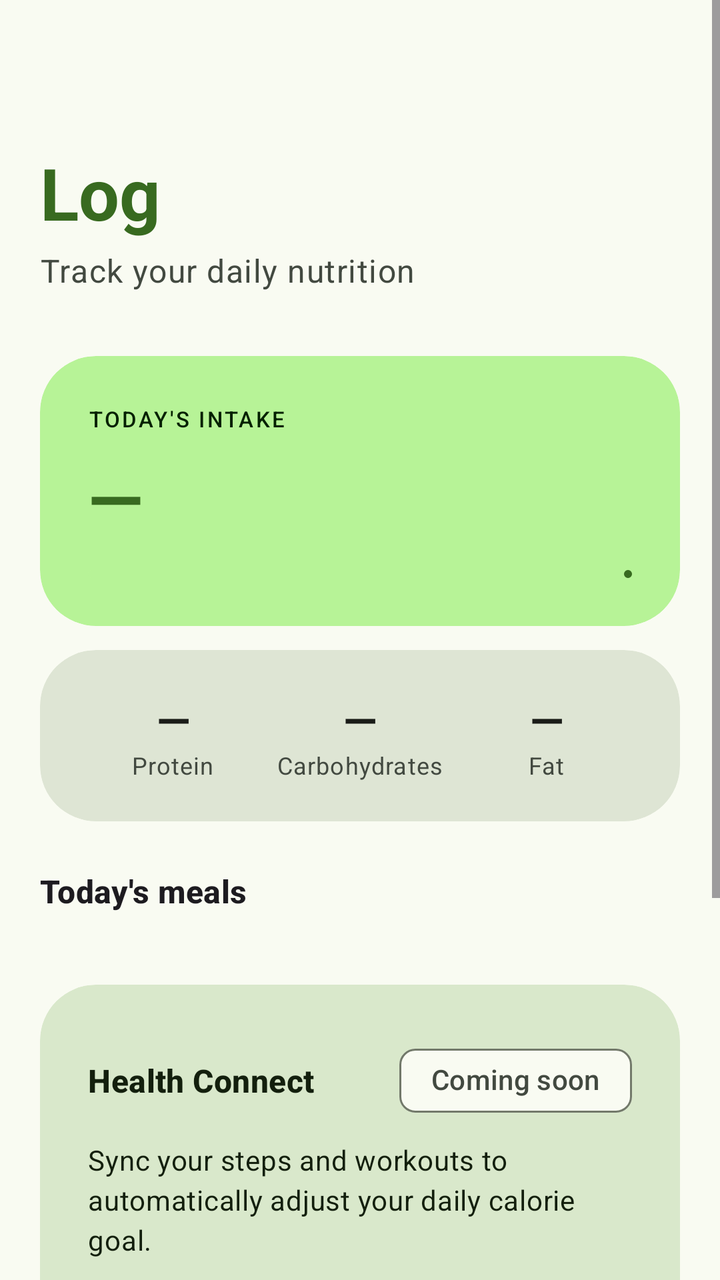
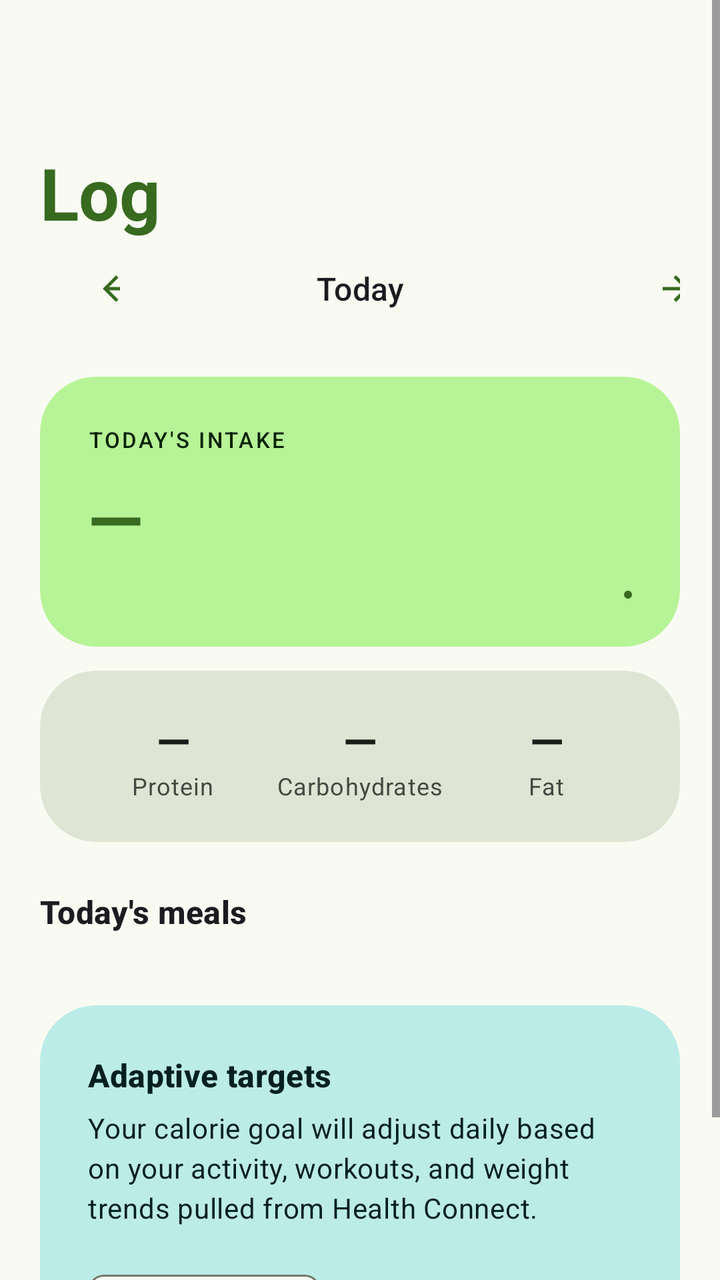

Two renders of the same Android screen: before a commit and after it. Below are the layout's source before the change and the commit's diff.
<!-- AndroidManifest.xml: application theme Theme.ScaScan -->
<!-- res/layout/fragment_log.xml -->
<?xml version="1.0" encoding="utf-8"?>
<ScrollView
    xmlns:android="http://schemas.android.com/apk/res/android"
    xmlns:app="http://schemas.android.com/apk/res-auto"
    android:id="@+id/root"
    android:layout_width="match_parent"
    android:layout_height="match_parent"
    android:fillViewport="true"
    android:background="?android:colorBackground">

    <LinearLayout
        android:layout_width="match_parent"
        android:layout_height="wrap_content"
        android:orientation="vertical"
        android:paddingHorizontal="20dp"
        android:paddingTop="72dp"
        android:paddingBottom="32dp">

        <TextView
            android:layout_width="wrap_content"
            android:layout_height="wrap_content"
            android:text="@string/nav_log"
            style="@style/TextAppearance.Material3.DisplaySmall"
            android:textStyle="bold"
            android:textColor="?attr/colorPrimary"
            android:layout_marginBottom="4dp" />

        <TextView
            android:layout_width="wrap_content"
            android:layout_height="wrap_content"
            android:text="@string/log_subtitle"
            style="@style/TextAppearance.Material3.BodyLarge"
            android:textColor="?attr/colorOnSurfaceVariant"
            android:layout_marginBottom="32dp" />

        
        <com.google.android.material.card.MaterialCardView
            android:layout_width="match_parent"
            android:layout_height="wrap_content"
            android:layout_marginBottom="12dp"
            app:cardBackgroundColor="?attr/colorPrimaryContainer"
            app:cardCornerRadius="28dp"
            app:cardElevation="0dp"
            app:strokeWidth="0dp">

            <LinearLayout
                android:layout_width="match_parent"
                android:layout_height="wrap_content"
                android:orientation="vertical"
                android:padding="24dp">

                <TextView
                    android:layout_width="wrap_content"
                    android:layout_height="wrap_content"
                    android:text="@string/log_today_intake"
                    style="@style/TextAppearance.Material3.LabelSmall"
                    android:textAllCaps="true"
                    android:letterSpacing="0.1"
                    android:textColor="?attr/colorOnPrimaryContainer"
                    android:layout_marginBottom="8dp" />

                <TextView
                    android:id="@+id/tvCalorieSummary"
                    android:layout_width="wrap_content"
                    android:layout_height="wrap_content"
                    android:text="@string/log_no_data"
                    style="@style/TextAppearance.Material3.DisplaySmall"
                    android:textStyle="bold"
                    android:textColor="?attr/colorPrimary"
                    android:layout_marginBottom="12dp" />

                <com.google.android.material.progressindicator.LinearProgressIndicator
                    android:id="@+id/progressCalories"
                    android:layout_width="match_parent"
                    android:layout_height="wrap_content"
                    android:progress="0"
                    android:max="100"
                    app:trackCornerRadius="4dp"
                    app:indicatorColor="?attr/colorPrimary"
                    app:trackColor="?attr/colorPrimaryContainer" />
            </LinearLayout>
        </com.google.android.material.card.MaterialCardView>

        
        <com.google.android.material.card.MaterialCardView
            android:layout_width="match_parent"
            android:layout_height="wrap_content"
            android:layout_marginBottom="24dp"
            app:cardBackgroundColor="?attr/colorSurfaceVariant"
            app:cardCornerRadius="28dp"
            app:cardElevation="0dp"
            app:strokeWidth="0dp">

            <LinearLayout
                android:layout_width="match_parent"
                android:layout_height="wrap_content"
                android:orientation="horizontal"
                android:padding="20dp">

                <LinearLayout
                    android:layout_width="0dp"
                    android:layout_height="wrap_content"
                    android:layout_weight="1"
                    android:orientation="vertical"
                    android:gravity="center_horizontal">

                    <TextView
                        android:id="@+id/tvLogProtein"
                        android:layout_width="wrap_content"
                        android:layout_height="wrap_content"
                        android:text="—"
                        style="@style/TextAppearance.Material3.TitleLarge"
                        android:textStyle="bold"
                        android:textColor="?attr/colorOnSurface" />

                    <TextView
                        android:layout_width="wrap_content"
                        android:layout_height="wrap_content"
                        android:text="@string/nutrient_protein"
                        style="@style/TextAppearance.Material3.BodySmall"
                        android:textColor="?attr/colorOnSurfaceVariant" />
                </LinearLayout>

                <LinearLayout
                    android:layout_width="0dp"
                    android:layout_height="wrap_content"
                    android:layout_weight="1"
                    android:orientation="vertical"
                    android:gravity="center_horizontal">

                    <TextView
                        android:id="@+id/tvLogCarbs"
                        android:layout_width="wrap_content"
                        android:layout_height="wrap_content"
                        android:text="—"
                        style="@style/TextAppearance.Material3.TitleLarge"
                        android:textStyle="bold"
                        android:textColor="?attr/colorOnSurface" />

                    <TextView
                        android:layout_width="wrap_content"
                        android:layout_height="wrap_content"
                        android:text="@string/nutrient_carbs"
                        style="@style/TextAppearance.Material3.BodySmall"
                        android:textColor="?attr/colorOnSurfaceVariant" />
                </LinearLayout>

                <LinearLayout
                    android:layout_width="0dp"
                    android:layout_height="wrap_content"
                    android:layout_weight="1"
                    android:orientation="vertical"
                    android:gravity="center_horizontal">

                    <TextView
                        android:id="@+id/tvLogFat"
                        android:layout_width="wrap_content"
                        android:layout_height="wrap_content"
                        android:text="—"
                        style="@style/TextAppearance.Material3.TitleLarge"
                        android:textStyle="bold"
                        android:textColor="?attr/colorOnSurface" />

                    <TextView
                        android:layout_width="wrap_content"
                        android:layout_height="wrap_content"
                        android:text="@string/nutrient_fat"
                        style="@style/TextAppearance.Material3.BodySmall"
                        android:textColor="?attr/colorOnSurfaceVariant" />
                </LinearLayout>
            </LinearLayout>
        </com.google.android.material.card.MaterialCardView>

        
        <TextView
            android:layout_width="wrap_content"
            android:layout_height="wrap_content"
            android:text="@string/log_entries_today"
            style="@style/TextAppearance.Material3.TitleMedium"
            android:textStyle="bold"
            android:textColor="?attr/colorOnBackground"
            android:layout_marginBottom="12dp" />

        
        <TextView
            android:id="@+id/tvEmptyLog"
            android:layout_width="match_parent"
            android:layout_height="wrap_content"
            android:text="@string/log_empty"
            style="@style/TextAppearance.Material3.BodyMedium"
            android:textColor="?attr/colorOnSurfaceVariant"
            android:layout_marginBottom="24dp"
            android:visibility="gone" />

        
        <LinearLayout
            android:id="@+id/entriesContainer"
            android:layout_width="match_parent"
            android:layout_height="wrap_content"
            android:orientation="vertical"
            android:layout_marginBottom="24dp" />

        
        <com.google.android.material.card.MaterialCardView
            android:layout_width="match_parent"
            android:layout_height="wrap_content"
            android:layout_marginBottom="12dp"
            app:cardBackgroundColor="?attr/colorSecondaryContainer"
            app:cardCornerRadius="28dp"
            app:cardElevation="0dp"
            app:strokeWidth="0dp">

            <LinearLayout
                android:layout_width="match_parent"
                android:layout_height="wrap_content"
                android:orientation="vertical"
                android:padding="24dp">

                
                <LinearLayout
                    android:layout_width="match_parent"
                    android:layout_height="wrap_content"
                    android:orientation="horizontal"
                    android:gravity="center_vertical"
                    android:layout_marginBottom="6dp">

                    <TextView
                        android:layout_width="0dp"
                        android:layout_height="wrap_content"
                        android:layout_weight="1"
                        android:text="@string/log_connect_title"
                        style="@style/TextAppearance.Material3.TitleMedium"
                        android:textStyle="bold"
                        android:textColor="?attr/colorOnSecondaryContainer" />

                    <com.google.android.material.chip.Chip
                        android:id="@+id/chipHcStatus"
                        android:layout_width="wrap_content"
                        android:layout_height="wrap_content"
                        android:text="@string/coming_soon"
                        android:clickable="false"
                        style="@style/Widget.Material3.Chip.Suggestion" />
                </LinearLayout>

                <TextView
                    android:layout_width="match_parent"
                    android:layout_height="wrap_content"
                    android:text="@string/log_connect_body"
                    style="@style/TextAppearance.Material3.BodyMedium"
                    android:textColor="?attr/colorOnSecondaryContainer"
                    android:layout_marginBottom="16dp" />

                
                <com.google.android.material.button.MaterialButton
                    android:id="@+id/btnConnectHealth"
                    android:layout_width="match_parent"
                    android:layout_height="52dp"
                    android:text="@string/hc_connect"
                    style="@style/Widget.Material3.Button.OutlinedButton"
                    android:visibility="gone" />

                
                <LinearLayout
                    android:id="@+id/hcDataRow"
                    android:layout_width="match_parent"
                    android:layout_height="wrap_content"
                    android:orientation="horizontal"
                    android:visibility="gone">

                    <LinearLayout
                        android:layout_width="0dp"
                        android:layout_height="wrap_content"
                        android:layout_weight="1"
                        android:orientation="vertical">

                        <TextView
                            android:id="@+id/tvHcSteps"
                            android:layout_width="wrap_content"
                            android:layout_height="wrap_content"
                            style="@style/TextAppearance.Material3.TitleMedium"
                            android:textStyle="bold"
                            android:textColor="?attr/colorOnSecondaryContainer" />

                        <TextView
                            android:layout_width="wrap_content"
                            android:layout_height="wrap_content"
                            android:text="@string/hc_label_steps"
                            style="@style/TextAppearance.Material3.BodySmall"
                            android:textColor="?attr/colorOnSecondaryContainer" />
                    </LinearLayout>

                    <LinearLayout
                        android:layout_width="0dp"
                        android:layout_height="wrap_content"
                        android:layout_weight="1"
                        android:orientation="vertical">

                        <TextView
                            android:id="@+id/tvHcCalories"
                            android:layout_width="wrap_content"
                            android:layout_height="wrap_content"
                            style="@style/TextAppearance.Material3.TitleMedium"
                            android:textStyle="bold"
                            android:textColor="?attr/colorOnSecondaryContainer" />

                        <TextView
                            android:layout_width="wrap_content"
                            android:layout_height="wrap_content"
                            android:text="@string/hc_label_active"
                            style="@style/TextAppearance.Material3.BodySmall"
                            android:textColor="?attr/colorOnSecondaryContainer" />
                    </LinearLayout>
                </LinearLayout>
            </LinearLayout>
        </com.google.android.material.card.MaterialCardView>

        
        <com.google.android.material.card.MaterialCardView
            android:layout_width="match_parent"
            android:layout_height="wrap_content"
            app:cardBackgroundColor="?attr/colorTertiaryContainer"
            app:cardCornerRadius="28dp"
            app:cardElevation="0dp"
            app:strokeWidth="0dp">

            <LinearLayout
                android:layout_width="match_parent"
                android:layout_height="wrap_content"
                android:orientation="vertical"
                android:padding="24dp">

                <TextView
                    android:layout_width="wrap_content"
                    android:layout_height="wrap_content"
                    android:text="@string/log_adaptive_title"
                    style="@style/TextAppearance.Material3.TitleMedium"
                    android:textStyle="bold"
                    android:textColor="?attr/colorOnTertiaryContainer"
                    android:layout_marginBottom="6dp" />

                <TextView
                    android:layout_width="wrap_content"
                    android:layout_height="wrap_content"
                    android:text="@string/log_adaptive_body"
                    style="@style/TextAppearance.Material3.BodyMedium"
                    android:textColor="?attr/colorOnTertiaryContainer"
                    android:layout_marginBottom="16dp" />

                <com.google.android.material.chip.Chip
                    android:layout_width="wrap_content"
                    android:layout_height="wrap_content"
                    android:text="@string/coming_soon"
                    android:clickable="false"
                    style="@style/Widget.Material3.Chip.Suggestion" />
            </LinearLayout>
        </com.google.android.material.card.MaterialCardView>

    </LinearLayout>
</ScrollView>
<!-- resources referenced by this layout -->
<resources>
  <string name="coming_soon">Coming soon</string>
  <string name="hc_connect">Connect Health Connect</string>
  <string name="hc_label_active">Burned today</string>
  <string name="hc_label_steps">Steps today</string>
  <string name="log_adaptive_body">Your calorie goal will adjust daily based on your activity, workouts, and weight trends pulled from Health Connect.</string>
  <string name="log_adaptive_title">Adaptive targets</string>
  <string name="log_connect_body">Sync your steps and workouts to automatically adjust your daily calorie goal.</string>
  <string name="log_connect_title">Health Connect</string>
  <string name="log_empty">No entries yet — scan or search a food to get started.</string>
  <string name="log_entries_today">Today\'s meals</string>
  <string name="log_no_data">—</string>
  <string name="log_subtitle">Track your daily nutrition</string>
  <string name="log_today_intake">Today\'s intake</string>
  <string name="nav_log">Log</string>
  <string name="nutrient_carbs">Carbohydrates</string>
  <string name="nutrient_fat">Fat</string>
  <string name="nutrient_protein">Protein</string>
  <color name="colorPrimary">#386A20</color>
  <color name="colorOnPrimary">#FFFFFF</color>
  <color name="colorPrimaryContainer">#B7F397</color>
  <color name="colorOnPrimaryContainer">#042100</color>
  <color name="colorSecondary">#55624C</color>
  <color name="colorOnSecondary">#FFFFFF</color>
  <color name="colorSecondaryContainer">#D9E8CB</color>
  <color name="colorOnSecondaryContainer">#131F0D</color>
  <color name="colorTertiary">#386663</color>
  <color name="colorOnTertiary">#FFFFFF</color>
  <color name="colorTertiaryContainer">#BCECE8</color>
  <color name="colorOnTertiaryContainer">#00201F</color>
  <color name="colorError">#BA1A1A</color>
  <color name="colorOnError">#FFFFFF</color>
  <color name="colorBackground">#F9FBF2</color>
  <color name="colorSurface">#F9FBF2</color>
  <color name="colorOnSurface">#1A1C18</color>
  <color name="colorSurfaceVariant">#DEE5D4</color>
  <color name="colorOnSurfaceVariant">#424940</color>
  <color name="colorOutline">#72796A</color>
  <color name="colorOutlineVariant">#C2C9BA</color>
  <style name="ShapeAppearance.App.Pill" parent="">
          <item name="cornerFamily">rounded</item>
          <item name="cornerSize">50%</item>
      </style>
  <style name="ShapeAppearance.App.LargeRounded" parent="">
          <item name="cornerFamily">rounded</item>
          <item name="cornerSize">28dp</item>
      </style>
  <style name="Widget.App.FloatingActionButton" parent="Widget.Material3.FloatingActionButton.Large.Primary">
          <item name="shapeAppearance">@style/ShapeAppearance.App.Pill</item>
      </style>
  <style name="Widget.App.ExtendedFab" parent="Widget.Material3.ExtendedFloatingActionButton.Primary">
          <item name="shapeAppearance">@style/ShapeAppearance.App.Pill</item>
      </style>
  <style name="Widget.App.Card" parent="Widget.Material3.CardView.Filled">
          <item name="shapeAppearance">@style/ShapeAppearance.App.LargeRounded</item>
          <item name="cardElevation">0dp</item>
          <item name="strokeWidth">0dp</item>
      </style>
  <!-- unchanged entries left out for length: 3 -->
</resources>

<!-- the commit's change to res/layout/fragment_log.xml (unified diff, before → after) -->
@@ -25,13 +25,42 @@
             android:textColor="?attr/colorPrimary"
             android:layout_marginBottom="4dp" />
 
-        <TextView
-            android:layout_width="wrap_content"
-            android:layout_height="wrap_content"
-            android:text="@string/log_subtitle"
-            style="@style/TextAppearance.Material3.BodyLarge"
-            android:textColor="?attr/colorOnSurfaceVariant"
-            android:layout_marginBottom="32dp" />
+        
+        <LinearLayout
+            android:layout_width="match_parent"
+            android:layout_height="wrap_content"
+            android:orientation="horizontal"
+            android:gravity="center_vertical"
+            android:layout_marginBottom="24dp">
+
+            <com.google.android.material.button.MaterialButton
+                android:id="@+id/btnPrevDay"
+                android:layout_width="40dp"
+                android:layout_height="40dp"
+                android:insetTop="0dp"
+                android:insetBottom="0dp"
+                style="@style/Widget.Material3.Button.IconButton"
+                app:icon="@drawable/ic_arrow_back" />
+
+            <TextView
+                android:id="@+id/tvSelectedDate"
+                android:layout_width="0dp"
+                android:layout_height="wrap_content"
+                android:layout_weight="1"
+                android:gravity="center"
+                android:text="Today"
+                style="@style/TextAppearance.Material3.TitleMedium"
+                android:textColor="?attr/colorOnBackground" />
+
+            <com.google.android.material.button.MaterialButton
+                android:id="@+id/btnNextDay"
+                android:layout_width="40dp"
+                android:layout_height="40dp"
+                android:insetTop="0dp"
+                android:insetBottom="0dp"
+                style="@style/Widget.Material3.Button.IconButton"
+                app:icon="@drawable/ic_arrow_forward" />
+        </LinearLayout>
 
         
         <com.google.android.material.card.MaterialCardView
@@ -202,114 +231,92 @@
 
         
         <com.google.android.material.card.MaterialCardView
+            android:id="@+id/cardHcMetrics"
             android:layout_width="match_parent"
             android:layout_height="wrap_content"
             android:layout_marginBottom="12dp"
+            android:visibility="gone"
             app:cardBackgroundColor="?attr/colorSecondaryContainer"
-            app:cardCornerRadius="28dp"
+            app:cardCornerRadius="20dp"
             app:cardElevation="0dp"
             app:strokeWidth="0dp">
 
             <LinearLayout
                 android:layout_width="match_parent"
                 android:layout_height="wrap_content"
-                android:orientation="vertical"
-                android:padding="24dp">
-
-                
-                <LinearLayout
-                    android:layout_width="match_parent"
-                    android:layout_height="wrap_content"
-                    android:orientation="horizontal"
-                    android:gravity="center_vertical"
-                    android:layout_marginBottom="6dp">
-
-                    <TextView
-                        android:layout_width="0dp"
-                        android:layout_height="wrap_content"
-                        android:layout_weight="1"
-                        android:text="@string/log_connect_title"
+                android:orientation="horizontal"
+                android:padding="16dp">
+
+                <LinearLayout
+                    android:layout_width="0dp"
+                    android:layout_height="wrap_content"
+                    android:layout_weight="1"
+                    android:orientation="vertical"
+                    android:gravity="center_horizontal">
+
+                    <TextView
+                        android:id="@+id/tvHcSteps"
+                        android:layout_width="wrap_content"
+                        android:layout_height="wrap_content"
+                        android:text="—"
                         style="@style/TextAppearance.Material3.TitleMedium"
                         android:textStyle="bold"
                         android:textColor="?attr/colorOnSecondaryContainer" />
 
-                    <com.google.android.material.chip.Chip
-                        android:id="@+id/chipHcStatus"
-                        android:layout_width="wrap_content"
-                        android:layout_height="wrap_content"
-                        android:text="@string/coming_soon"
-                        android:clickable="false"
-                        style="@style/Widget.Material3.Chip.Suggestion" />
-                </LinearLayout>
-
-                <TextView
-                    android:layout_width="match_parent"
-                    android:layout_height="wrap_content"
-                    android:text="@string/log_connect_body"
-                    style="@style/TextAppearance.Material3.BodyMedium"
-                    android:textColor="?attr/colorOnSecondaryContainer"
-                    android:layout_marginBottom="16dp" />
-
-                
-                <com.google.android.material.button.MaterialButton
-                    android:id="@+id/btnConnectHealth"
-                    android:layout_width="match_parent"
-                    android:layout_height="52dp"
-                    android:text="@string/hc_connect"
-                    style="@style/Widget.Material3.Button.OutlinedButton"
-                    android:visibility="gone" />
-
-                
-                <LinearLayout
-                    android:id="@+id/hcDataRow"
-                    android:layout_width="match_parent"
-                    android:layout_height="wrap_content"
-                    android:orientation="horizontal"
-                    android:visibility="gone">
-
-                    <LinearLayout
-                        android:layout_width="0dp"
-                        android:layout_height="wrap_content"
-                        android:layout_weight="1"
-                        android:orientation="vertical">
-
-                        <TextView
-                            android:id="@+id/tvHcSteps"
-                            android:layout_width="wrap_content"
-                            android:layout_height="wrap_content"
-                            style="@style/TextAppearance.Material3.TitleMedium"
-                            android:textStyle="bold"
-                            android:textColor="?attr/colorOnSecondaryContainer" />
-
-                        <TextView
-                            android:layout_width="wrap_content"
-                            android:layout_height="wrap_content"
-                            android:text="@string/hc_label_steps"
-                            style="@style/TextAppearance.Material3.BodySmall"
-                            android:textColor="?attr/colorOnSecondaryContainer" />
-                    </LinearLayout>
-
-                    <LinearLayout
-                        android:layout_width="0dp"
-                        android:layout_height="wrap_content"
-                        android:layout_weight="1"
-                        android:orientation="vertical">
-
-                        <TextView
-                            android:id="@+id/tvHcCalories"
-                            android:layout_width="wrap_content"
-                            android:layout_height="wrap_content"
-                            style="@style/TextAppearance.Material3.TitleMedium"
-                            android:textStyle="bold"
-                            android:textColor="?attr/colorOnSecondaryContainer" />
-
-                        <TextView
-                            android:layout_width="wrap_content"
-                            android:layout_height="wrap_content"
-                            android:text="@string/hc_label_active"
-                            style="@style/TextAppearance.Material3.BodySmall"
-                            android:textColor="?attr/colorOnSecondaryContainer" />
-                    </LinearLayout>
+                    <TextView
+                        android:layout_width="wrap_content"
+                        android:layout_height="wrap_content"
+                        android:text="@string/hc_label_steps"
+                        style="@style/TextAppearance.Material3.BodySmall"
+                        android:textColor="?attr/colorOnSecondaryContainer" />
+                </LinearLayout>
+
+                <LinearLayout
+                    android:layout_width="0dp"
+                    android:layout_height="wrap_content"
+                    android:layout_weight="1"
+                    android:orientation="vertical"
+                    android:gravity="center_horizontal">
+
+                    <TextView
+                        android:id="@+id/tvHcCalories"
+                        android:layout_width="wrap_content"
+                        android:layout_height="wrap_content"
+                        android:text="—"
+                        style="@style/TextAppearance.Material3.TitleMedium"
+                        android:textStyle="bold"
+                        android:textColor="?attr/colorOnSecondaryContainer" />
+
+                    <TextView
+                        android:layout_width="wrap_content"
+                        android:layout_height="wrap_content"
+                        android:text="@string/hc_label_active"
+                        style="@style/TextAppearance.Material3.BodySmall"
+                        android:textColor="?attr/colorOnSecondaryContainer" />
+                </LinearLayout>
+
+                <LinearLayout
+                    android:layout_width="0dp"
+                    android:layout_height="wrap_content"
+                    android:layout_weight="1"
+                    android:orientation="vertical"
+                    android:gravity="center_horizontal">
+
+                    <TextView
+                        android:id="@+id/tvHcDistance"
+                        android:layout_width="wrap_content"
+                        android:layout_height="wrap_content"
+                        android:text="—"
+                        style="@style/TextAppearance.Material3.TitleMedium"
+                        android:textStyle="bold"
+                        android:textColor="?attr/colorOnSecondaryContainer" />
+
+                    <TextView
+                        android:layout_width="wrap_content"
+                        android:layout_height="wrap_content"
+                        android:text="@string/hc_label_distance"
+                        style="@style/TextAppearance.Material3.BodySmall"
+                        android:textColor="?attr/colorOnSecondaryContainer" />
                 </LinearLayout>
             </LinearLayout>
         </com.google.android.material.card.MaterialCardView>
<!-- resource entries referenced after the edit -->
@@ -1,17 +1,36 @@
 <!-- resources referenced by this layout -->
 <resources>
+  <!-- drawable ic_arrow_back (drawable) -->
+  <?xml version="1.0" encoding="utf-8"?>
+  <vector xmlns:android="http://schemas.android.com/apk/res/android"
+      android:width="24dp"
+      android:height="24dp"
+      android:viewportWidth="24"
+      android:viewportHeight="24">
+      <path
+          android:fillColor="@android:color/white"
+          android:pathData="M20,11H7.83l5.59,-5.59L12,4l-8,8 8,8 1.41,-1.41L7.83,13H20v-2z" />
+  </vector>
+  <!-- drawable ic_arrow_forward (drawable) -->
+  <?xml version="1.0" encoding="utf-8"?>
+  <vector xmlns:android="http://schemas.android.com/apk/res/android"
+      android:width="24dp"
+      android:height="24dp"
+      android:viewportWidth="24"
+      android:viewportHeight="24">
+      <path
+          android:fillColor="@android:color/white"
+          android:pathData="M12,4l-1.41,1.41L16.17,11H4v2h12.17l-5.58,5.59L12,20l8,-8z" />
+  </vector>
   <string name="coming_soon">Coming soon</string>
-  <string name="hc_connect">Connect Health Connect</string>
   <string name="hc_label_active">Burned today</string>
+  <string name="hc_label_distance">Distance</string>
   <string name="hc_label_steps">Steps today</string>
   <string name="log_adaptive_body">Your calorie goal will adjust daily based on your activity, workouts, and weight trends pulled from Health Connect.</string>
   <string name="log_adaptive_title">Adaptive targets</string>
-  <string name="log_connect_body">Sync your steps and workouts to automatically adjust your daily calorie goal.</string>
-  <string name="log_connect_title">Health Connect</string>
   <string name="log_empty">No entries yet — scan or search a food to get started.</string>
   <string name="log_entries_today">Today\'s meals</string>
   <string name="log_no_data">—</string>
-  <string name="log_subtitle">Track your daily nutrition</string>
   <string name="log_today_intake">Today\'s intake</string>
   <string name="nav_log">Log</string>
   <string name="nutrient_carbs">Carbohydrates</string>
